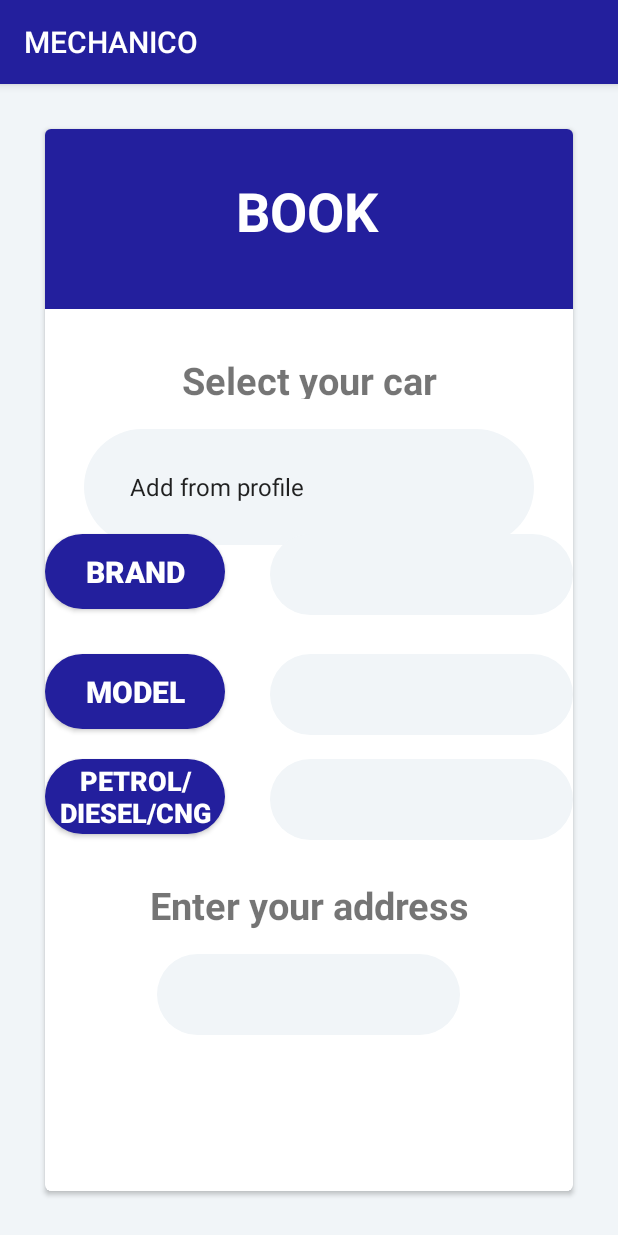
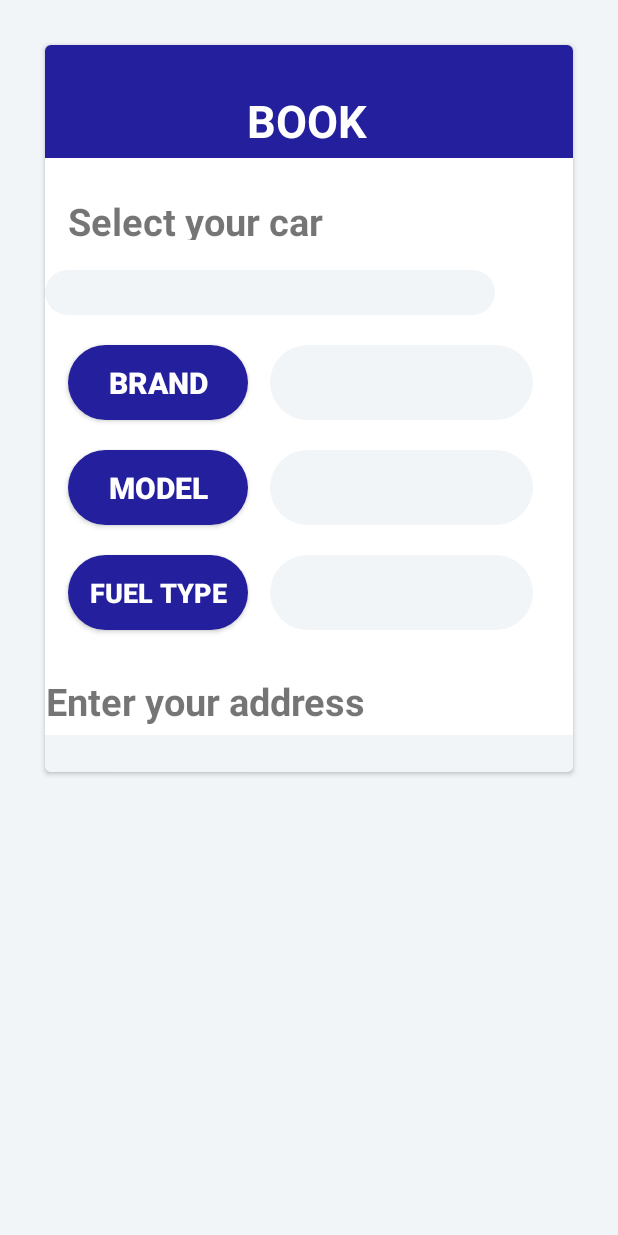
Before and after one commit to Darpan99/MECHANICO, an Android app: the Book_now screen opened directly, with no data from a screen before it, on a phone screen of 412 x 824 dp. Run offline under Robolectric (Android 15) with nearby library versions, the phone set to English and light mode, and no system bars; Roboto replaces fonts that are not available here.

Commit message:
hum app firse banaynge

```diff
--- a/app/src/main/java/com/example/darpan/mechanico/Book_now.java
+++ b/app/src/main/java/com/example/darpan/mechanico/Book_now.java
@@ -30,6 +30,7 @@ public class Book_now extends AppCompatActivity {
         super.onCreate(savedInstanceState);
         setContentView(R.layout.activity_book_now);
         Spinner spinner1;
+        getSupportActionBar().hide();
 
         spinner1= (Spinner)findViewById(R.id.spinner);
 
--- a/app/src/main/java/com/example/darpan/mechanico/REGISTRATION.java
+++ b/app/src/main/java/com/example/darpan/mechanico/REGISTRATION.java
@@ -4,6 +4,7 @@ import android.support.annotation.NonNull;
 import android.support.v7.app.AppCompatActivity;
 import android.os.Bundle;
 import android.util.Log;
+import android.util.Patterns;
 import android.view.View;
 import android.widget.Button;
 import android.widget.EditText;
@@ -66,7 +67,11 @@ public class REGISTRATION extends AppCompatActivity  {
                     passwd.requestFocus();
                 } else if (emailID.isEmpty() && paswd.isEmpty()) {
                     Toast.makeText(REGISTRATION.this, "Fields Empty!", Toast.LENGTH_SHORT).show();
-                } else if (!(emailID.isEmpty() && paswd.isEmpty())) {
+                } else if(!isValidMobile(number.getText().toString()))
+                {
+                    Toast.makeText(REGISTRATION.this,"Invalid number",Toast.LENGTH_LONG).show();
+                }
+                else if (!(emailID.isEmpty() && paswd.isEmpty())) {
                     firebaseAuth.createUserWithEmailAndPassword(emailID, paswd).addOnCompleteListener(REGISTRATION.this, new OnCompleteListener() {
                         @Override
                         public void onComplete(@NonNull Task task) {
@@ -171,6 +176,10 @@ public class REGISTRATION extends AppCompatActivity  {
 
 
     }
+    private boolean isValidMobile(String number)
+    {
+        return Patterns.PHONE.matcher(number).matches();
+    }
 
 
 }
--- a/app/src/main/res/layout/activity_book_now.xml
+++ b/app/src/main/res/layout/activity_book_now.xml
@@ -6,6 +6,11 @@
     android:layout_height="match_parent"
     android:background="@color/azure"
     tools:context=".Book_now">
+    <ScrollView
+        android:layout_width="match_parent"
+        android:layout_height="match_parent"
+        android:background="@color/azure">
+
 
 
     <android.support.v7.widget.CardView
@@ -17,11 +22,13 @@
         <RelativeLayout
             android:layout_width="match_parent"
             android:layout_height="match_parent">
+
             <LinearLayout
                 android:layout_width="match_parent"
-                android:layout_height="120dp"
+                android:layout_height="75dp"
                 android:background="@color/colorAccent"
                 android:orientation="vertical">
+
                 <TextView
                     android:id="@+id/textView4"
                     android:layout_width="350dp"
@@ -31,41 +38,38 @@
                     android:text="BOOK"
                     android:textAlignment="center"
                     android:textColor="@color/white"
-                    android:textSize="36dp"
+                    android:textSize="30dp"
                     android:textStyle="bold" />
             </LinearLayout>
-
-
 
 
             <Spinner
                 android:id="@+id/spinner"
                 android:layout_width="300dp"
-                android:layout_height="wrap_content"
+                android:layout_height="30dp"
                 android:layout_alignParentStart="false"
-                android:layout_centerHorizontal="true"
                 android:layout_alignParentTop="true"
-                android:background="@drawable/edittextstyle"
-                android:layout_marginTop="200dp"
-                />
+                android:layout_marginTop="150dp"
+                android:background="@drawable/edittextstyle" />
+
             <Button
                 android:id="@+id/carbtn"
                 android:layout_width="120dp"
                 android:layout_height="50dp"
+                android:layout_marginTop="200dp"
+                android:layout_marginLeft="15dp"
                 android:background="@drawable/roundshapbtn"
+                android:text="Brand"
                 android:textColor="@color/white"
-                android:textStyle="bold"
-                android:layout_marginTop="270dp"
-                android:text="Brand"
                 android:textSize="20dp"
-                />
+                android:textStyle="bold" />
 
             <Button
                 android:id="@+id/modelbtn"
                 android:layout_width="120dp"
                 android:layout_height="50dp"
-                android:layout_centerHorizontal="false"
-                android:layout_marginTop="350dp"
+                android:layout_marginLeft="15dp"
+                android:layout_marginTop="270dp"
                 android:background="@drawable/roundshapbtn"
                 android:onClick="modelname"
                 android:text="model"
@@ -78,63 +82,54 @@
                 android:layout_width="120dp"
                 android:layout_height="50dp"
                 android:layout_centerHorizontal="false"
-
-                android:layout_marginTop="420dp"
+                android:layout_marginLeft="15dp"
+                android:layout_marginTop="340dp"
                 android:background="@drawable/roundshapbtn"
-                android:text="Petrol/diesel/CNG"
+                android:text="FUEL TYPE"
                 android:textColor="@color/white"
                 android:textSize="18dp"
-                android:textStyle="bold"
-                android:layout_marginLeft="0dp"/>
+                android:textStyle="bold" />
 
             <EditText
                 android:id="@+id/cartext"
-                android:layout_width="match_parent"
-                android:layout_height="wrap_content"
-                android:layout_marginTop="270dp"
+                android:layout_width="175dp"
+                android:layout_height="50dp"
                 android:layout_marginLeft="150dp"
-                android:background="@drawable/edittextstyle"
-                />
+                android:layout_marginTop="200dp"
+                android:background="@drawable/edittextstyle" />
 
             <EditText
                 android:id="@+id/modeltext"
-                android:layout_width="match_parent"
-                android:layout_height="wrap_content"
-                android:layout_marginTop="350dp"
+                android:layout_width="175dp"
+                android:layout_height="50dp"
                 android:layout_marginLeft="150dp"
-                android:background="@drawable/edittextstyle"
-                />
+                android:layout_marginTop="270dp"
+                android:background="@drawable/edittextstyle" />
 
             <EditText
                 android:id="@+id/typetext"
-                android:layout_width="match_parent"
-                android:layout_height="wrap_content"
-                android:layout_marginTop="420dp"
+                android:layout_width="175dp"
+                android:layout_height="50dp"
                 android:layout_marginLeft="150dp"
-                android:background="@drawable/edittextstyle"
-                />
+                android:layout_marginTop="340dp"
+                android:background="@drawable/edittextstyle" />
 
             <EditText
                 android:id="@+id/addtext"
                 android:layout_width="match_parent"
                 android:layout_height="wrap_content"
-                android:layout_marginTop="550dp"
-                android:layout_marginLeft="150dp"
-                android:background="@drawable/edittextstyle"
-                android:layout_centerHorizontal="true"
-                />
-
+                android:layout_marginTop="460dp"
+                android:background="@color/azure" />
 
 
             <TextView
                 android:layout_width="wrap_content"
                 android:layout_height="wrap_content"
-                android:layout_centerHorizontal="true"
-                android:layout_marginTop="500dp"
+                android:layout_marginTop="420dp"
                 android:text="Enter your address"
-                android:textStyle="bold"
                 android:textAlignment="center"
-                android:textSize="25dp"/>
+                android:textSize="25dp"
+                android:textStyle="bold" />
 
 
             <TextView
@@ -142,14 +137,12 @@
                 android:layout_width="200dp"
                 android:layout_height="30dp"
                 android:layout_alignParentTop="true"
-                android:layout_centerHorizontal="true"
-                android:layout_marginTop="150dp"
+                android:layout_marginTop="100dp"
                 android:text="Select your car"
-                android:textStyle="bold"
                 android:textAlignment="center"
                 android:textSize="25dp"
-                />
+                android:textStyle="bold" />
         </RelativeLayout>
     </android.support.v7.widget.CardView>
-
+    </ScrollView>
 </RelativeLayout>
--- a/app/src/main/res/layout/activity_denting.xml
+++ b/app/src/main/res/layout/activity_denting.xml
@@ -29,7 +29,7 @@
                     android:layout_height="wrap_content"
                     android:layout_centerHorizontal="true"
                     android:layout_marginTop="30dp"
-                    android:text="Denting and Painting"
+                    android:text="DENTING AND PAINTING"
                     android:textAlignment="center"
                     android:textColor="@color/white"
                     android:textSize="30dp"
@@ -43,8 +43,9 @@
                 android:layout_height="wrap_content"
                 android:layout_centerHorizontal="true"
                 android:layout_marginTop="100dp"
-                android:background="@color/azure"
+                android:background="@color/colorAccent"
                 android:text= "Select the service"
+                android:textColor="@color/white"
                 android:textSize="18sp" />
 
 
--- a/app/src/main/res/layout/activity_login3.xml
+++ b/app/src/main/res/layout/activity_login3.xml
@@ -69,7 +69,7 @@
                 android:layout_centerHorizontal="true"
                 android:layout_marginTop="400dp"
                 android:background="@drawable/roundshapbtn"
-                android:onClick="finlogin"
+
                 android:text="OK"
                 android:textAlignment="center"
                 android:textColor="@color/white"
--- a/app/src/main/res/layout/activity_page3.xml
+++ b/app/src/main/res/layout/activity_page3.xml
@@ -27,7 +27,8 @@
             android:layout_centerInParent="true"
             android:text="SERVICES"
             android:textAlignment="center"
-            android:textColor="@android:color/holo_blue_dark"
+            android:textColor="@color/colorAccent"
+
             android:textSize="30sp"
             android:textStyle="bold" />
 
@@ -64,7 +65,8 @@
                     android:id="@+id/imageButton"
                     android:layout_width="wrap_content"
                     android:layout_height="wrap_content"
-                    app:srcCompat="@drawable/dentingpainting" />
+                    android:background="@drawable/dentingpainting" />
+
             </android.support.v7.widget.CardView>
 
             <android.support.v7.widget.CardView
@@ -89,7 +91,7 @@
                     android:id="@+id/servicing"
                     android:layout_width="wrap_content"
                     android:layout_height="wrap_content"
-                    app:srcCompat="@drawable/servicing" />
+                    android:background="@drawable/servicing" />
             </android.support.v7.widget.CardView>
 
             <android.support.v7.widget.CardView
@@ -114,7 +116,7 @@
                     android:id="@+id/cng"
                     android:layout_width="match_parent"
                     android:layout_height="match_parent"
-                    app:srcCompat="@drawable/cngfitting" />
+                    android:background="@drawable/cngfitting" />
             </android.support.v7.widget.CardView>
 
             <android.support.v7.widget.CardView
@@ -139,7 +141,7 @@
                     android:id="@+id/book_cab"
                     android:layout_width="wrap_content"
                     android:layout_height="wrap_content"
-                    app:srcCompat="@drawable/book" />
+                    android:background="@drawable/taxinewnew" />
 
             </android.support.v7.widget.CardView>
 
@@ -165,7 +167,7 @@
                     android:id="@+id/tyre_service"
                     android:layout_width="wrap_content"
                     android:layout_height="wrap_content"
-                    app:srcCompat="@drawable/tyreservices" />
+                    android:background="@drawable/tyreservices" />
             </android.support.v7.widget.CardView>
 
             <android.support.v7.widget.CardView
@@ -190,7 +192,7 @@
                     android:id="@+id/imageButton7"
                     android:layout_width="wrap_content"
                     android:layout_height="wrap_content"
-                    app:srcCompat="@drawable/emergency" />
+                    android:background="@drawable/breakdownnewnew" />
             </android.support.v7.widget.CardView>
 
         </GridLayout>
```
Also changed, not shown: app/src/main/java/com/example/darpan/mechanico/LOGIN.java (line endings or trailing spaces).
